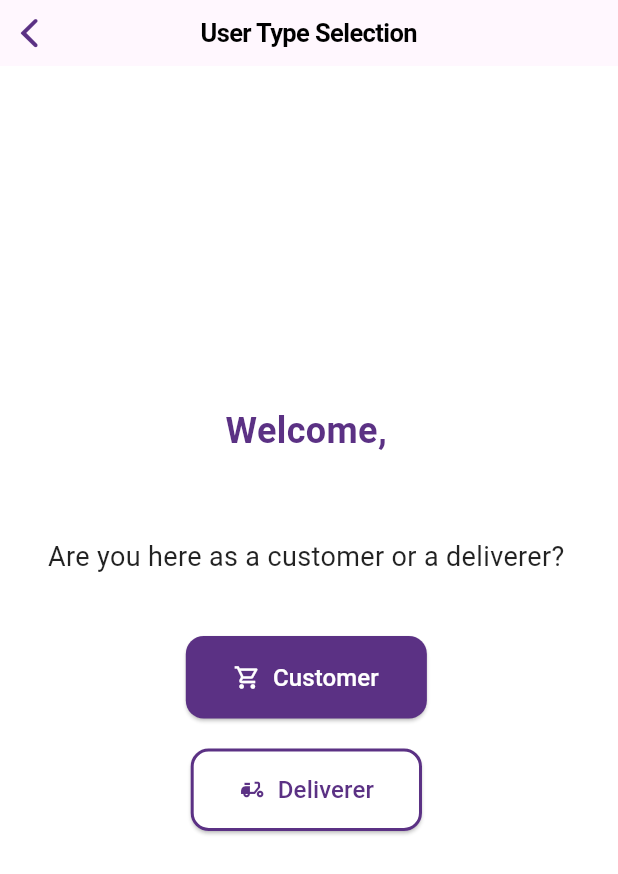
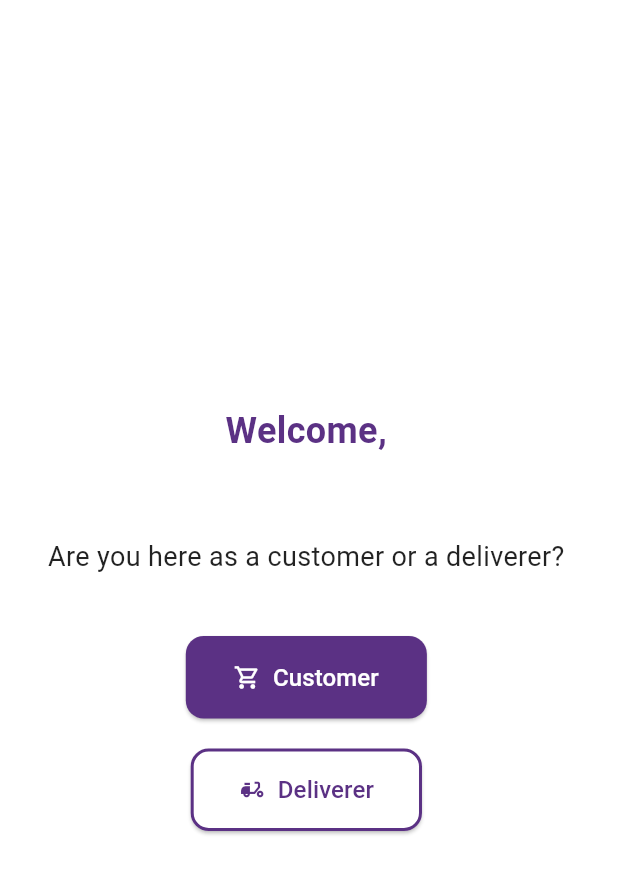
Before and after one commit to acredick/Team_10_M3_demo, a Flutter app: the UserSelectionRoute screen opened directly, on a phone screen of 412 x 824 dp. Shown: the top 874 px of the screen. Run offline on Flutter 3.47's test engine with Material 3 defaults, Android fonts, the phone set to English and light mode, and no system bars; our stand-ins replace cloud_firestore, firebase_auth, firebase_core, google_maps_flutter, image_picker, location and 1 more; accounts and stored records are empty.

Commit message:
adjust user selection page

```diff
--- a/lib/pages/authentication/user_selection.dart
+++ b/lib/pages/authentication/user_selection.dart
@@ -15,9 +15,6 @@ class UserSelectionRoute extends StatelessWidget {
   @override
   Widget build(BuildContext context) {
     return CupertinoPageScaffold(
-      navigationBar: const CupertinoNavigationBar(
-        middle: Text('User Type Selection'),
-      ),
       child: const Center(child: UserSelection()),
     );
   }
```
Also changed, not shown: lib/widgets/bottom-nav-bar.dart (+4 -4 lines).
